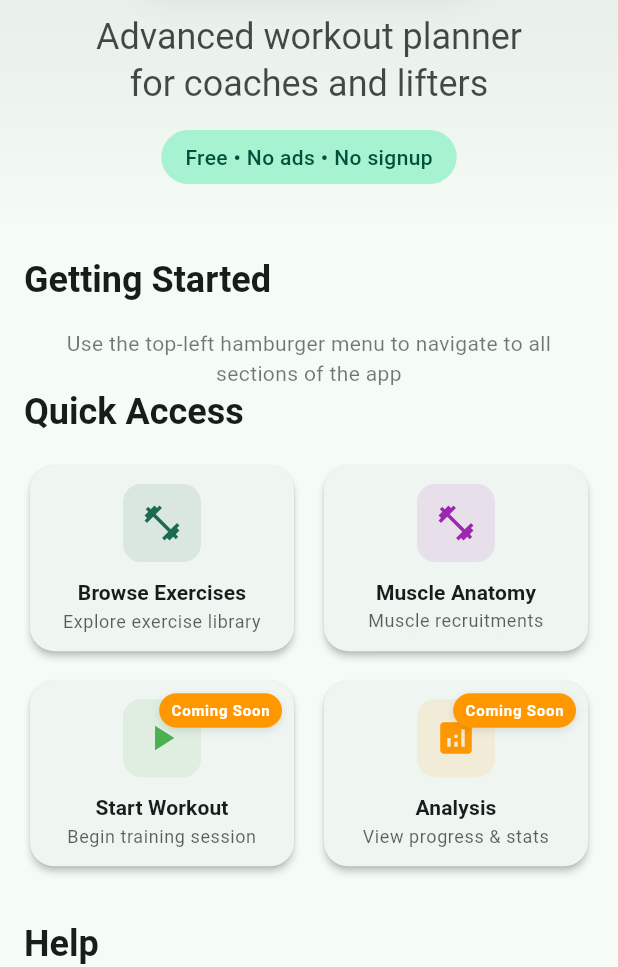
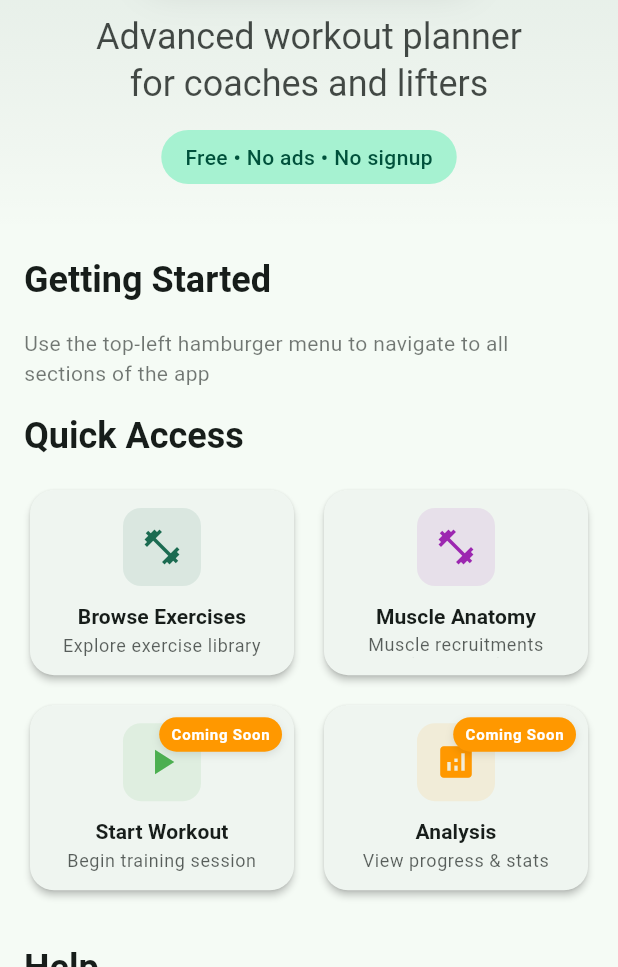
Before and after one commit to Dieterbe/body.build, a Flutter app: the screen it shows after launch, on a phone screen of 412 x 824 dp, the part 269-1236 px from its top. Run offline on Flutter 3.47's test engine with Material 3 defaults, Android fonts, the phone set to English and light mode, and no system bars; our stand-ins replace flutter_markdown, flutter_riverpod, flutter_svg, freezed_annotation, go_router, riverpod_annotation and 1 more; missing offline and left inert: iconify_flutter, ml_linalg, posthog_flutter; generated files the repository leaves out were written again; network calls fail.

Commit message:
layout fix

```diff
--- a/lib/ui/core/page/home.dart
+++ b/lib/ui/core/page/home.dart
@@ -151,12 +151,13 @@ class HomeScreen extends StatelessWidget {
                       const SizedBox(height: 16),
                       Text(
                         "Use the top-left hamburger menu to navigate to all sections of the app",
-                        textAlign: TextAlign.center,
                         style: theme.textTheme.bodyMedium?.copyWith(
                           color: colorScheme.onSurface.withValues(alpha: 0.6),
                           height: 1.4,
                         ),
                       ),
+                      const SizedBox(height: 16),
+
                       Text(
                         'Quick Access',
                         style: theme.textTheme.headlineSmall?.copyWith(
```
